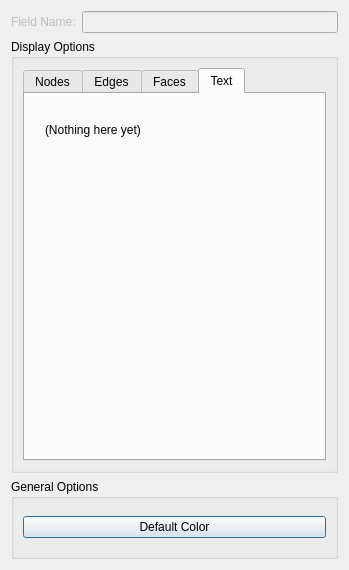
Qt form src/Interface/Modules/Visualization/ShowField.ui (SCIInstitute/SCIRun) before a commit.
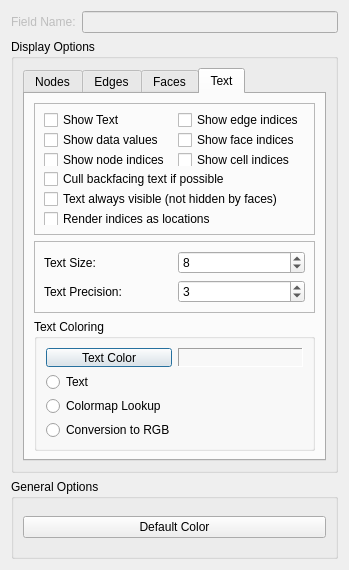
The same form after that commit. The open tabs and pages were chosen to show the change.

The edit to the form file:
```diff
--- a/src/Interface/Modules/Visualization/ShowField.ui
+++ b/src/Interface/Modules/Visualization/ShowField.ui
@@ -532,19 +532,213 @@
          <attribute name="title">
           <string>Text</string>
          </attribute>
-         <widget class="QLabel" name="label_2">
-          <property name="geometry">
-           <rect>
-            <x>20</x>
-            <y>20</y>
-            <width>181</width>
-            <height>31</height>
-           </rect>
-          </property>
-          <property name="text">
-           <string>(Nothing here yet)</string>
-          </property>
-         </widget>
+         <layout class="QVBoxLayout" name="verticalLayout_2">
+          <item>
+           <widget class="QFrame" name="frame">
+            <property name="font">
+             <font>
+              <weight>50</weight>
+              <bold>false</bold>
+             </font>
+            </property>
+            <property name="frameShape">
+             <enum>QFrame::StyledPanel</enum>
+            </property>
+            <property name="frameShadow">
+             <enum>QFrame::Raised</enum>
+            </property>
+            <layout class="QGridLayout" name="gridLayout_9">
+             <item row="0" column="0">
+              <widget class="QCheckBox" name="showTextCheckBox_">
+               <property name="text">
+                <string>Show Text</string>
+               </property>
+              </widget>
+             </item>
+             <item row="0" column="1">
+              <widget class="QCheckBox" name="showEdgeIndicesCheckBox_">
+               <property name="text">
+                <string>Show edge indices</string>
+               </property>
+              </widget>
+             </item>
+             <item row="1" column="0">
+              <widget class="QCheckBox" name="showDataValuesCheckBox_">
+               <property name="text">
+                <string>Show data values</string>
+               </property>
+              </widget>
+             </item>
+             <item row="1" column="1">
+              <widget class="QCheckBox" name="showFaceIndicesCheckBox_">
+               <property name="text">
+                <string>Show face indices</string>
+               </property>
+              </widget>
+             </item>
+             <item row="2" column="0">
+              <widget class="QCheckBox" name="showNodeIndicesCheckBox_">
+               <property name="text">
+                <string>Show node indices</string>
+               </property>
+              </widget>
+             </item>
+             <item row="2" column="1">
+              <widget class="QCheckBox" name="showCellIndicesCheckBox_">
+               <property name="text">
+                <string>Show cell indices</string>
+               </property>
+              </widget>
+             </item>
+             <item row="3" column="0" colspan="2">
+              <widget class="QCheckBox" name="cullTextCheckBox_">
+               <property name="text">
+                <string>Cull backfacing text if possible</string>
+               </property>
+              </widget>
+             </item>
+             <item row="4" column="0" colspan="2">
+              <widget class="QCheckBox" name="textAlwaysVisibleCheckBox_">
+               <property name="text">
+                <string>Text always visible (not hidden by faces)</string>
+               </property>
+              </widget>
+             </item>
+             <item row="5" column="0" colspan="2">
+              <widget class="QCheckBox" name="renderIndicesLocationsCheckBox_">
+               <property name="text">
+                <string>Render indices as locations</string>
+               </property>
+              </widget>
+             </item>
+            </layout>
+           </widget>
+          </item>
+          <item>
+           <widget class="QFrame" name="frame_2">
+            <property name="font">
+             <font>
+              <weight>50</weight>
+              <bold>false</bold>
+             </font>
+            </property>
+            <property name="frameShape">
+             <enum>QFrame::StyledPanel</enum>
+            </property>
+            <property name="frameShadow">
+             <enum>QFrame::Raised</enum>
+            </property>
+            <layout class="QGridLayout" name="gridLayout_8">
+             <item row="0" column="1">
+              <widget class="QSpinBox" name="textSizeSpinBox_">
+               <property name="minimum">
+                <number>1</number>
+               </property>
+               <property name="value">
+                <number>8</number>
+               </property>
+              </widget>
+             </item>
+             <item row="0" column="0">
+              <widget class="QLabel" name="label_2">
+               <property name="text">
+                <string>Text Size:</string>
+               </property>
+              </widget>
+             </item>
+             <item row="1" column="0">
+              <widget class="QLabel" name="label_3">
+               <property name="text">
+                <string>Text Precision:</string>
+               </property>
+              </widget>
+             </item>
+             <item row="1" column="1">
+              <widget class="QSpinBox" name="textPrecisionSpinBox_">
+               <property name="minimum">
+                <number>1</number>
+               </property>
+               <property name="maximum">
+                <number>16</number>
+               </property>
+               <property name="value">
+                <number>3</number>
+               </property>
+              </widget>
+             </item>
+            </layout>
+           </widget>
+          </item>
+          <item>
+           <widget class="QGroupBox" name="groupBox_8">
+            <property name="font">
+             <font>
+              <weight>50</weight>
+              <bold>false</bold>
+             </font>
+            </property>
+            <property name="title">
+             <string>Text Coloring</string>
+            </property>
+            <layout class="QGridLayout" name="gridLayout_10">
+             <item row="0" column="0">
+              <widget class="QPushButton" name="textColorPushButton_">
+               <property name="text">
+                <string>Text Color</string>
+               </property>
+              </widget>
+             </item>
+             <item row="0" column="1">
+              <widget class="QLabel" name="textColorLabel_">
+               <property name="frameShape">
+                <enum>QFrame::Panel</enum>
+               </property>
+               <property name="frameShadow">
+                <enum>QFrame::Sunken</enum>
+               </property>
+               <property name="text">
+                <string/>
+               </property>
+              </widget>
+             </item>
+             <item row="1" column="0" colspan="2">
+              <widget class="QRadioButton" name="textColoringRadioButton_">
+               <property name="text">
+                <string>Text</string>
+               </property>
+              </widget>
+             </item>
+             <item row="2" column="0" colspan="2">
+              <widget class="QRadioButton" name="colormapLookupTextRadioButton_">
+               <property name="text">
+                <string>Colormap Lookup</string>
+               </property>
+              </widget>
+             </item>
+             <item row="3" column="0" colspan="2">
+              <widget class="QRadioButton" name="conversionRGBTextRadioButton_">
+               <property name="text">
+                <string>Conversion to RGB</string>
+               </property>
+              </widget>
+             </item>
+            </layout>
+           </widget>
+          </item>
+          <item>
+           <spacer name="verticalSpacer">
+            <property name="orientation">
+             <enum>Qt::Vertical</enum>
+            </property>
+            <property name="sizeHint" stdset="0">
+             <size>
+              <width>20</width>
+              <height>1</height>
+             </size>
+            </property>
+           </spacer>
+          </item>
+         </layout>
         </widget>
        </widget>
       </item>
```
Left out of the diff: 2 changed lines with no effect on the pictures.
